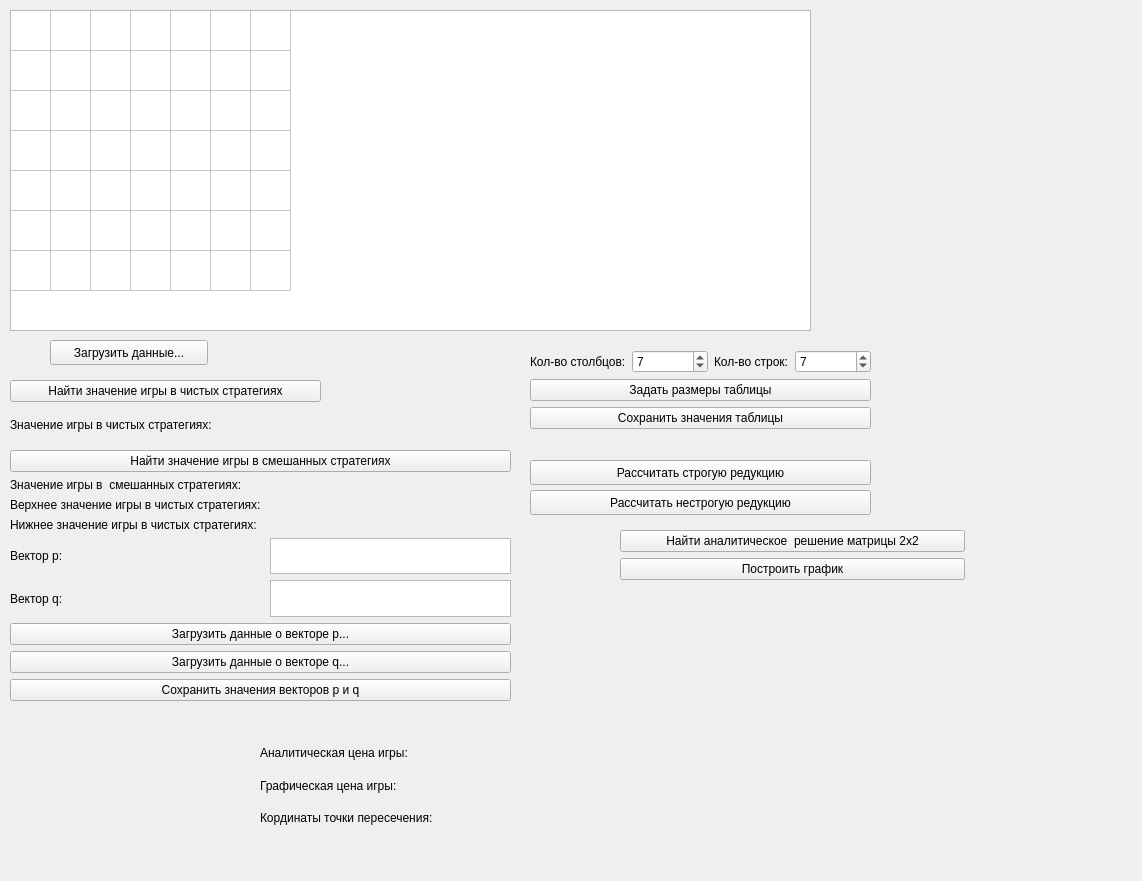
First picture: the form in app.ui, repository lizatish/GameTheory, before the edit.
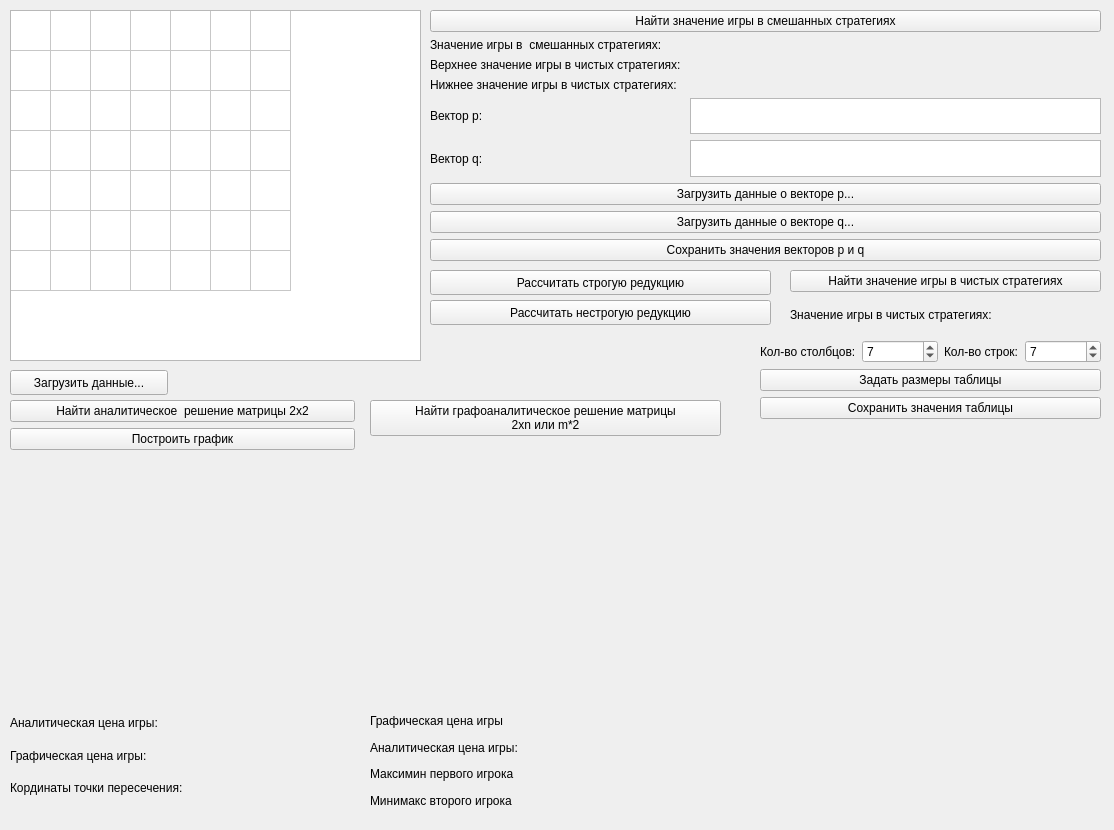
Second picture: the form after the edit.

Commit message: Работает графический расчет игры для матрицы 2*3

```diff
--- a/app.ui
+++ b/app.ui
@@ -9,8 +9,8 @@
    <rect>
     <x>0</x>
     <y>0</y>
-    <width>1142</width>
-    <height>881</height>
+    <width>1114</width>
+    <height>830</height>
    </rect>
   </property>
   <property name="sizePolicy">
@@ -25,8 +25,8 @@
   <widget class="QPushButton" name="loadDataButton">
    <property name="geometry">
     <rect>
-     <x>50</x>
-     <y>340</y>
+     <x>10</x>
+     <y>370</y>
      <width>158</width>
      <height>25</height>
     </rect>
@@ -40,8 +40,8 @@
     <rect>
      <x>10</x>
      <y>10</y>
-     <width>801</width>
-     <height>321</height>
+     <width>411</width>
+     <height>351</height>
     </rect>
    </property>
    <property name="rowCount">
@@ -92,8 +92,8 @@
   <widget class="QWidget" name="gridLayoutWidget_3">
    <property name="geometry">
     <rect>
-     <x>10</x>
-     <y>380</y>
+     <x>790</x>
+     <y>270</y>
      <width>311</width>
      <height>61</height>
     </rect>
@@ -129,8 +129,8 @@
   <widget class="QWidget" name="gridLayoutWidget_4">
    <property name="geometry">
     <rect>
-     <x>530</x>
-     <y>350</y>
+     <x>760</x>
+     <y>340</y>
      <width>341</width>
      <height>92</height>
     </rect>
@@ -196,9 +196,9 @@
   <widget class="QWidget" name="gridLayoutWidget_5">
    <property name="geometry">
     <rect>
-     <x>10</x>
-     <y>450</y>
-     <width>501</width>
+     <x>430</x>
+     <y>10</y>
+     <width>671</width>
      <height>251</height>
     </rect>
    </property>
@@ -305,8 +305,8 @@
   <widget class="QPushButton" name="getStrictReduction">
    <property name="geometry">
     <rect>
-     <x>530</x>
-     <y>460</y>
+     <x>430</x>
+     <y>270</y>
      <width>341</width>
      <height>25</height>
     </rect>
@@ -318,8 +318,8 @@
   <widget class="QPushButton" name="getUnstrictReduction">
    <property name="geometry">
     <rect>
-     <x>530</x>
-     <y>490</y>
+     <x>430</x>
+     <y>300</y>
      <width>341</width>
      <height>25</height>
     </rect>
@@ -331,8 +331,8 @@
   <widget class="QWidget" name="gridLayoutWidget">
    <property name="geometry">
     <rect>
-     <x>620</x>
-     <y>530</y>
+     <x>10</x>
+     <y>400</y>
      <width>345</width>
      <height>301</height>
     </rect>
@@ -360,9 +360,9 @@
   <widget class="QWidget" name="gridLayoutWidget_2">
    <property name="geometry">
     <rect>
-     <x>260</x>
-     <y>740</y>
-     <width>361</width>
+     <x>10</x>
+     <y>710</y>
+     <width>341</width>
      <height>91</height>
     </rect>
    </property>
@@ -411,6 +411,97 @@
     </item>
    </layout>
   </widget>
+  <widget class="QWidget" name="gridLayoutWidget_6">
+   <property name="geometry">
+    <rect>
+     <x>370</x>
+     <y>400</y>
+     <width>351</width>
+     <height>301</height>
+    </rect>
+   </property>
+   <layout class="QGridLayout" name="gridLayout_9">
+    <item row="3" column="0">
+     <widget class="QWidget" name="plot2" native="true"/>
+    </item>
+    <item row="1" column="0">
+     <widget class="QPushButton" name="getsolution_2n_m2">
+      <property name="text">
+       <string>Найти графоаналитическое решение матрицы 
+2хn или m*2</string>
+      </property>
+     </widget>
+    </item>
+   </layout>
+  </widget>
+  <widget class="QWidget" name="gridLayoutWidget_7">
+   <property name="geometry">
+    <rect>
+     <x>370</x>
+     <y>710</y>
+     <width>351</width>
+     <height>101</height>
+    </rect>
+   </property>
+   <layout class="QGridLayout" name="gridLayout_10">
+    <item row="2" column="1">
+     <widget class="QLabel" name="maximin_first_player">
+      <property name="text">
+       <string/>
+      </property>
+     </widget>
+    </item>
+    <item row="0" column="0">
+     <widget class="QLabel" name="label_12">
+      <property name="text">
+       <string>Графическая цена игры</string>
+      </property>
+     </widget>
+    </item>
+    <item row="0" column="1">
+     <widget class="QLabel" name="win_analyticgraphic">
+      <property name="text">
+       <string/>
+      </property>
+     </widget>
+    </item>
+    <item row="2" column="0">
+     <widget class="QLabel" name="label_13">
+      <property name="text">
+       <string>Максимин первого игрока</string>
+      </property>
+     </widget>
+    </item>
+    <item row="3" column="0">
+     <widget class="QLabel" name="label_14">
+      <property name="text">
+       <string>Минимакс второго игрока</string>
+      </property>
+     </widget>
+    </item>
+    <item row="3" column="1">
+     <widget class="QLabel" name="minimax_second_player">
+      <property name="text">
+       <string/>
+      </property>
+     </widget>
+    </item>
+    <item row="1" column="0">
+     <widget class="QLabel" name="label_15">
+      <property name="text">
+       <string>Аналитическая цена игры: </string>
+      </property>
+     </widget>
+    </item>
+    <item row="1" column="1">
+     <widget class="QLabel" name="win_analyticgraphic_check">
+      <property name="text">
+       <string/>
+      </property>
+     </widget>
+    </item>
+   </layout>
+  </widget>
  </widget>
  <resources/>
  <connections/>
```
Left out of the diff: 70 changed lines with no effect on the pictures. The commit also changes 2 other files.
